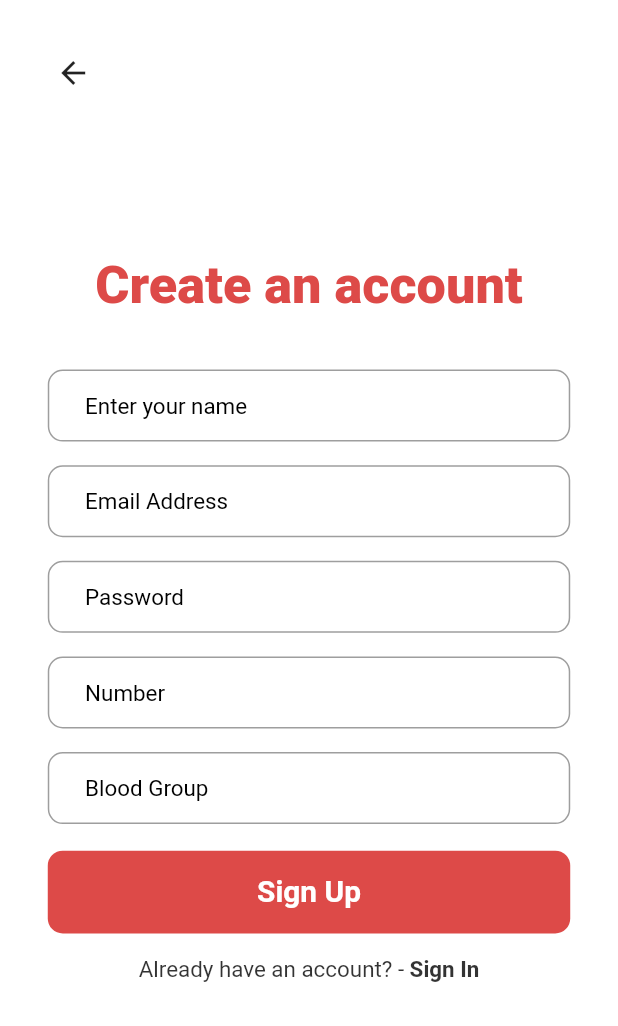
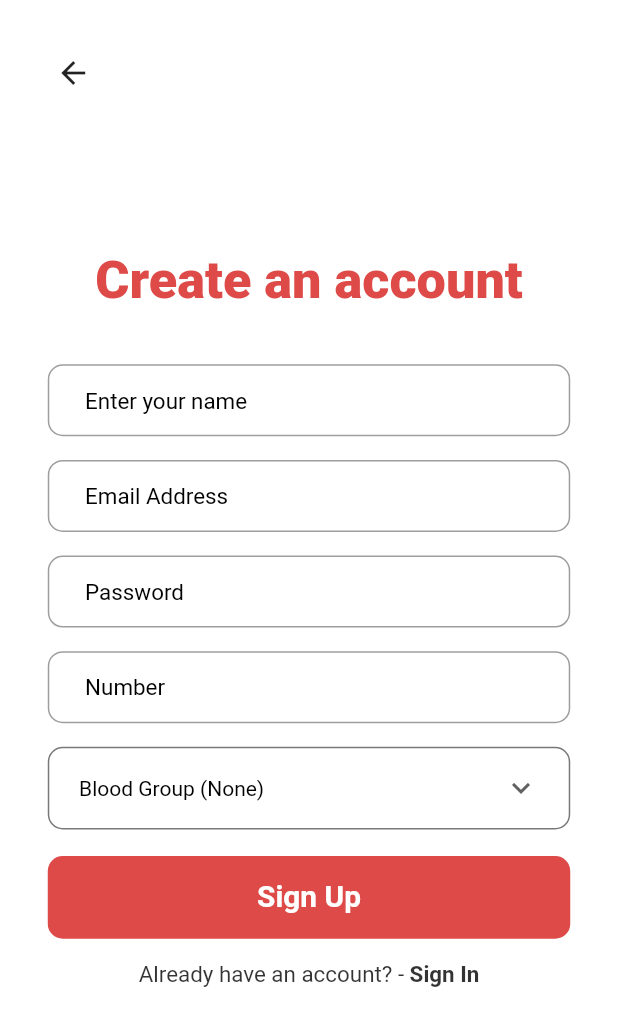
Before and after one commit to Sajid-ikram/Blood-Buddy, a Flutter app: the SignUp screen opened by its route, on a phone screen of 412 x 824 dp. Shown: the top 1026 px of the screen. Run offline on Flutter 3.47's test engine with Material 2 defaults, Android fonts, the light colour scheme and no system bars; our stand-ins replace cloud_firestore, firebase_auth, firebase_core, flutter_screenutil; accounts and stored records are empty.

Commit message:
SignIn SignUp done

```diff
--- a/lib/view/sign_in_sign_up/sign_up.dart
+++ b/lib/view/sign_in_sign_up/sign_up.dart
@@ -1,6 +1,7 @@
 import 'package:blood_buddy/constant/constant.dart';
 import 'package:blood_buddy/providers/authentication.dart';
 import 'package:blood_buddy/view/sign_in_sign_up/widgets/custom_button.dart';
+import 'package:blood_buddy/view/sign_in_sign_up/widgets/custom_drop_down.dart';
 import 'package:blood_buddy/view/sign_in_sign_up/widgets/custom_text_field.dart';
 import 'package:blood_buddy/view/sign_in_sign_up/widgets/snackbar.dart';
 import 'package:blood_buddy/view/sign_in_sign_up/widgets/top.dart';
@@ -22,7 +23,6 @@ class _SignUpState extends State<SignUp> {
   TextEditingController emailController = TextEditingController();
   TextEditingController passwordController = TextEditingController();
   TextEditingController numberController = TextEditingController();
-  TextEditingController bloodGroupController = TextEditingController();
 
   bool isTeacher = false;
 
@@ -34,7 +34,6 @@ class _SignUpState extends State<SignUp> {
     emailController.clear();
     passwordController.clear();
     numberController.clear();
-    bloodGroupController.clear();
     super.dispose();
   }
 
@@ -48,12 +47,13 @@ class _SignUpState extends State<SignUp> {
           email: emailController.text,
           password: passwordController.text,
           context: context,
-          bloodGroup: bloodGroupController.text,
           number: nameController.text,
         )
             .then((value) async {
           if (value != "Success") {
-            snackBar(context, value);
+
+            print("dagggggggggggggggggggggggggggggggggggggggggggggggggggggggggggggggggg");
+
           } else {
             final User? user = FirebaseAuth.instance.currentUser;
             if (user != null) {
@@ -61,7 +61,9 @@ class _SignUpState extends State<SignUp> {
             }
           }
         });
-      } catch (e) {}
+      } catch (e) {
+        print("dagggggggggggggggggggggggggggggggggggggggggggggggggggggggggggggggggg********************");
+      }
     }
   }
 
@@ -101,15 +103,20 @@ class _SignUpState extends State<SignUp> {
                               passwordController, "Password", false, context),
                           customTextField(
                               numberController, "Number", false, context),
-                          customTextField(bloodGroupController, "Blood Group",
-                              false, context),
+
+                          const CustomDropDown(),
                         ],
                       ),
                     ),
                     SizedBox(height: 10.h),
                     InkWell(
                       onTap: () {
-                        validate();
+                        if(Provider.of<Authentication>(context,listen: false).dropdownValue.length > 4){
+                          snackBar(context, "Select a blood group");
+                        }else{
+                          validate();
+                        }
+
                       },
                       child: buildButton("Sign Up", 350, 20, 56),
                     ),
@@ -126,4 +133,5 @@ class _SignUpState extends State<SignUp> {
       ),
     );
   }
+
 }
--- /dev/null
+++ b/lib/view/sign_in_sign_up/widgets/custom_drop_down.dart
@@ -0,0 +1,67 @@
+import 'package:blood_buddy/providers/authentication.dart';
+import 'package:flutter/material.dart';
+import 'package:flutter_screenutil/flutter_screenutil.dart';
+import 'package:provider/provider.dart';
+
+class CustomDropDown extends StatefulWidget {
+  const CustomDropDown({Key? key}) : super(key: key);
+
+  @override
+  State<CustomDropDown> createState() => _CustomDropDownState();
+}
+
+class _CustomDropDownState extends State<CustomDropDown> {
+
+
+  @override
+  Widget build(BuildContext context) {
+    return Consumer<Authentication>(
+      builder: (context, provider, child) {
+        return Container(
+          height: 56.h,
+          width: 350.w,
+          padding: EdgeInsets.symmetric(horizontal: 20.w),
+          margin: EdgeInsets.symmetric(vertical: 8.h),
+
+          decoration: BoxDecoration(
+            color: Colors.white,
+            border: Border.all(color: const Color(0xff7B7878)),
+            borderRadius: BorderRadius.circular(10),
+          ),
+          child: DropdownButton<String>(
+            value: provider.dropdownValue,
+            underline: const SizedBox(),
+            icon: const Expanded(
+              child: Align(
+                alignment: Alignment.centerRight,
+                child: Icon(Icons.keyboard_arrow_down),
+              ),
+            ),
+            elevation: 16,
+            style: const TextStyle(color: Colors.black),
+            onChanged: (String? newValue) {
+              provider.changeBloodGroup(newValue ?? "Blood Group (None)");
+
+            },
+            items: <String>[
+              'Blood Group (None)',
+              'A+',
+              'A-',
+              'B+',
+              'B-',
+              'O+',
+              'O-',
+              'AB+',
+              'AB-'
+            ].map<DropdownMenuItem<String>>((String value) {
+              return DropdownMenuItem<String>(
+                value: value,
+                child: Text(value),
+              );
+            }).toList(),
+          ),
+        );
+      },
+    );
+  }
+}
--- a/lib/view/sign_in_sign_up/widgets/custom_text_field.dart
+++ b/lib/view/sign_in_sign_up/widgets/custom_text_field.dart
@@ -31,13 +31,15 @@ Padding customTextField(TextEditingController controller, String text,
             return "Enter a number";
           } else if (value.length != 14) {
             return "Number must be in +880********** format";
+          }else if (!value.startsWith("+880")) {
+            return "Number must start with +880";
           } else {
             return null;
           }
         } else {
           if (value == null || value.isEmpty) {
             snackBar(context, "All fields are required!");
-            return "show error";
+            return "This field is required";
           }
         }
       },
```
Also changed, not shown: lib/providers/authentication.dart (+29 -18 lines).
